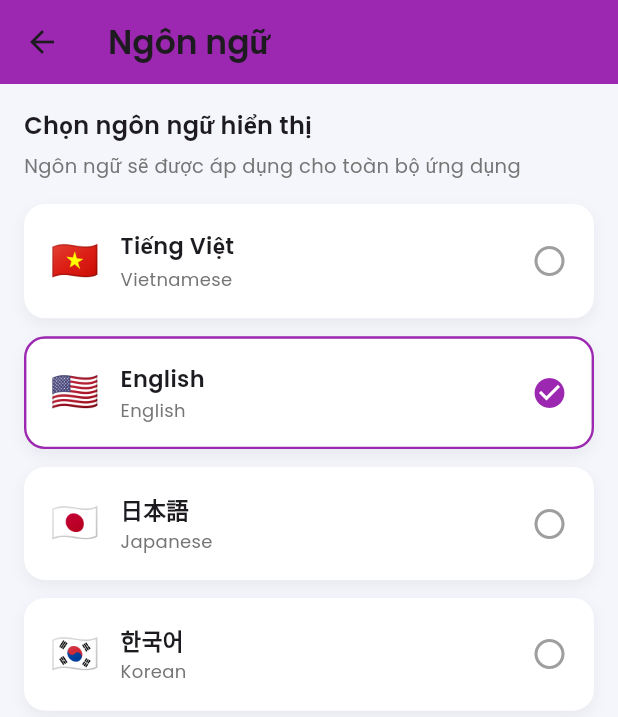
After one commit to thinlam/my-learning-plan, a Flutter app: the LanguagePage screen opened directly, after a tap on "🇺🇸", on a phone screen of 412 x 824 dp. The commit adds this screen. Shown: the top 717 px of the screen. Run offline on Flutter 3.47's test engine with Material 3 defaults, Android fonts, the light colour scheme and no system bars; our stand-ins replace cloud_firestore, firebase_auth, firebase_core, firebase_storage, google_fonts, shared_preferences; accounts and stored records are empty; network calls fail.

Commit message:
update LanguagePage vesion 1

```diff
--- /dev/null
+++ b/lib/core/locale/locale_provider.dart
@@ -0,0 +1,29 @@
+import 'package:flutter/material.dart';
+import 'package:shared_preferences/shared_preferences.dart';
+
+class LocaleProvider extends ChangeNotifier {
+  static const _key = 'app_locale';
+  Locale _locale = const Locale('vi');
+
+  Locale get locale => _locale;
+
+  LocaleProvider() {
+    _loadLocale();
+  }
+
+  Future<void> _loadLocale() async {
+    final prefs = await SharedPreferences.getInstance();
+    final code = prefs.getString(_key);
+    if (code != null) {
+      _locale = Locale(code);
+      notifyListeners();
+    }
+  }
+
+  Future<void> setLocale(String code) async {
+    _locale = Locale(code);
+    final prefs = await SharedPreferences.getInstance();
+    await prefs.setString(_key, code);
+    notifyListeners();
+  }
+}
--- a/lib/main.dart
+++ b/lib/main.dart
@@ -1,9 +1,12 @@
 import 'package:flutter/material.dart';
 import 'package:google_fonts/google_fonts.dart';
 import 'package:firebase_core/firebase_core.dart';
+import 'package:flutter_localizations/flutter_localizations.dart';
+import 'package:provider/provider.dart';
 
-import 'firebase_options.dart'; // ⭐ File auto tạo sau khi chạy flutterfire configure
-import 'auth/login_page.dart'; // ⭐ Trang login của em
+import 'firebase_options.dart';
+import 'auth/login_page.dart';
+import 'core/locale/locale_provider.dart';
 
 void main() async {
   WidgetsFlutterBinding.ensureInitialized();
@@ -11,7 +14,12 @@ void main() async {
   // ⭐ KHỞI TẠO FIREBASE
   await Firebase.initializeApp(options: DefaultFirebaseOptions.currentPlatform);
 
-  runApp(const MyApp());
+  runApp(
+    ChangeNotifierProvider(
+      create: (_) => LocaleProvider(),
+      child: const MyApp(),
+    ),
+  );
 }
 
 class MyApp extends StatelessWidget {
@@ -19,14 +27,33 @@ class MyApp extends StatelessWidget {
 
   @override
   Widget build(BuildContext context) {
+    final locale = context.watch<LocaleProvider>().locale;
+
     return MaterialApp(
       debugShowCheckedModeBanner: false,
       title: "StudyMate - Learning App",
+
+      // 🌍 ĐA NGÔN NGỮ
+      locale: locale,
+      supportedLocales: const [
+        Locale('vi'),
+        Locale('en'),
+        Locale('ja'),
+        Locale('ko'),
+      ],
+      localizationsDelegates: const [
+        GlobalMaterialLocalizations.delegate,
+        GlobalWidgetsLocalizations.delegate,
+        GlobalCupertinoLocalizations.delegate,
+      ],
+
       theme: ThemeData(
         scaffoldBackgroundColor: Colors.grey.shade100,
         primaryColor: Colors.teal,
         useMaterial3: true,
+        textTheme: GoogleFonts.poppinsTextTheme(),
       ),
+
       home: const SplashAnimation(), // ⭐ Splash → Login
     );
   }
@@ -69,8 +96,9 @@ class _SplashAnimationState extends State<SplashAnimation>
 
     _controller.forward();
 
-    // ⭐⭐ SAU 1.5 GIÂY → CHUYỂN SANG LOGIN ⭐⭐
+    // ⭐ SAU 1.5 GIÂY → LOGIN
     Future.delayed(const Duration(milliseconds: 1500), () {
+      if (!mounted) return;
       Navigator.pushReplacement(
         context,
         MaterialPageRoute(builder: (_) => const LoginPage()),
--- a/lib/screen/home/page/profile_page.dart
+++ b/lib/screen/home/page/profile_page.dart
@@ -7,8 +7,10 @@ import 'package:cloud_firestore/cloud_firestore.dart';
 import 'package:my_learning_plan/auth/change_password_page.dart';
 
 import 'package:my_learning_plan/auth/login_page.dart';
+import 'package:my_learning_plan/notification/notification_page.dart';
 import 'package:my_learning_plan/screen/home/Change_Password/change_password.dart';
 import 'package:my_learning_plan/screen/profile/edit_profile_page.dart';
+import 'package:my_learning_plan/screen/settings/language_page.dart';
 
 class ProfilePage extends StatefulWidget {
   const ProfilePage({super.key});
@@ -140,6 +142,7 @@ class _ProfilePageState extends State<ProfilePage>
         _buildStats(lessons, hours, certificates),
         const SizedBox(height: 20),
         _buildSectionTitle("Tài khoản"),
+        //Edit Profile & Change Password
         _buildTile(Icons.edit, "Chỉnh sửa hồ sơ", Colors.blue, () {
           Navigator.push(
             context,
@@ -152,12 +155,24 @@ class _ProfilePageState extends State<ProfilePage>
             MaterialPageRoute(builder: (_) => const ChangePassword()),
           );
         }),
-
+        //Notifications
         const SizedBox(height: 20),
         _buildSectionTitle("Cài đặt"),
-        _buildTile(Icons.notifications, "Thông báo", Colors.green, () {}),
-        _buildTile(Icons.language, "Ngôn ngữ", Colors.purple, () {}),
-        _buildTile(Icons.settings, "Cài đặt chung", Colors.grey, () {}),
+        _buildTile(Icons.notifications, "Thông báo", Colors.green, () {
+          Navigator.push(
+            context,
+            MaterialPageRoute(builder: (_) => const NotificationsPage()),
+          );
+        }),
+        //
+        _buildTile(Icons.language, "Ngôn ngữ", Colors.purple, () {
+          Navigator.push(
+            context,
+            MaterialPageRoute(builder: (_) => const LanguagePage()),
+          );
+        }),
+
+        _buildTile(Icons.dark_mode, "Chế độ tối", Colors.grey, () {}),
         const SizedBox(height: 20),
         _buildSectionTitle("Khác"),
         _buildTile(Icons.help_center, "Trung tâm hỗ trợ", Colors.indigo, () {}),
--- a/lib/screen/profile/edit_profile_page.dart
+++ b/lib/screen/profile/edit_profile_page.dart
@@ -82,9 +82,9 @@ class _EditProfilePageState extends State<EditProfilePage> {
   // =========================
   Widget _avatarItem(String url, bool isSelected) {
     return AnimatedScale(
-      scale: isSelected ? 1.02 : 1,
-      duration: const Duration(milliseconds: 140),
-      curve: Curves.easeOut,
+      scale: isSelected ? 1.02 : 1, // slight scale up if selected
+      duration: const Duration(milliseconds: 140), // quick animation
+      curve: Curves.easeOut, // smooth curve
       child: Stack(
         alignment: Alignment.center,
         children: [
--- /dev/null
+++ b/lib/screen/settings/language_page.dart
@@ -0,0 +1,153 @@
+import 'package:flutter/material.dart';
+// ignore: depend_on_referenced_packages
+import 'package:provider/provider.dart';
+import '../../core/locale/locale_provider.dart';
+
+class LanguagePage extends StatelessWidget {
+  const LanguagePage({super.key});
+
+  @override
+  Widget build(BuildContext context) {
+    final provider = context.watch<LocaleProvider>();
+    final current = provider.locale.languageCode;
+
+    return Scaffold(
+      backgroundColor: const Color(0xfff4f6fb),
+      appBar: AppBar(
+        elevation: 0,
+        title: const Text(
+          "Ngôn ngữ",
+          style: TextStyle(fontWeight: FontWeight.w600),
+        ),
+        backgroundColor: Colors.purple,
+      ),
+      body: Padding(
+        padding: const EdgeInsets.all(16),
+        child: Column(
+          crossAxisAlignment: CrossAxisAlignment.start,
+          children: [
+            const Text(
+              "Chọn ngôn ngữ hiển thị",
+              style: TextStyle(fontSize: 16, fontWeight: FontWeight.w600),
+            ),
+            const SizedBox(height: 6),
+            Text(
+              "Ngôn ngữ sẽ được áp dụng cho toàn bộ ứng dụng",
+              style: TextStyle(fontSize: 13, color: Colors.grey.shade600),
+            ),
+            const SizedBox(height: 16),
+
+            _languageTile(
+              context,
+              code: 'vi',
+              flag: '🇻🇳',
+              title: 'Tiếng Việt',
+              subtitle: 'Vietnamese',
+              current: current,
+            ),
+            _languageTile(
+              context,
+              code: 'en',
+              flag: '🇺🇸',
+              title: 'English',
+              subtitle: 'English',
+              current: current,
+            ),
+            _languageTile(
+              context,
+              code: 'ja',
+              flag: '🇯🇵',
+              title: '日本語',
+              subtitle: 'Japanese',
+              current: current,
+            ),
+            _languageTile(
+              context,
+              code: 'ko',
+              flag: '🇰🇷',
+              title: '한국어',
+              subtitle: 'Korean',
+              current: current,
+            ),
+          ],
+        ),
+      ),
+    );
+  }
+
+  Widget _languageTile(
+    BuildContext context, {
+    required String code,
+    required String flag,
+    required String title,
+    required String subtitle,
+    required String current,
+  }) {
+    final isSelected = code == current;
+
+    return InkWell(
+      onTap: () {
+        context.read<LocaleProvider>().setLocale(code);
+      },
+      borderRadius: BorderRadius.circular(14),
+      child: Container(
+        margin: const EdgeInsets.only(bottom: 12),
+        padding: const EdgeInsets.all(16),
+        decoration: BoxDecoration(
+          color: Colors.white,
+          borderRadius: BorderRadius.circular(14),
+          border: Border.all(
+            color: isSelected ? Colors.purple : Colors.transparent,
+            width: 1.6,
+          ),
+          boxShadow: [
+            BoxShadow(
+              color: Colors.black.withOpacity(0.05),
+              blurRadius: 8,
+              offset: const Offset(0, 4),
+            ),
+          ],
+        ),
+        child: Row(
+          children: [
+            Text(flag, style: const TextStyle(fontSize: 26)),
+            const SizedBox(width: 14),
+            Expanded(
+              child: Column(
+                crossAxisAlignment: CrossAxisAlignment.start,
+                children: [
+                  Text(
+                    title,
+                    style: const TextStyle(
+                      fontSize: 15,
+                      fontWeight: FontWeight.w600,
+                    ),
+                  ),
+                  const SizedBox(height: 2),
+                  Text(
+                    subtitle,
+                    style: TextStyle(fontSize: 12, color: Colors.grey.shade600),
+                  ),
+                ],
+              ),
+            ),
+            AnimatedSwitcher(
+              duration: const Duration(milliseconds: 250),
+              child: isSelected
+                  ? const Icon(
+                      Icons.check_circle,
+                      color: Colors.purple,
+                      key: ValueKey(true),
+                    )
+                  : const Icon(
+                      Icons.radio_button_unchecked,
+                      color: Colors.grey,
+                      key: ValueKey(false),
+                    ),
+            ),
+          ],
+        ),
+      ),
+    );
+  }
+}
--- a/pubspec.yaml
+++ b/pubspec.yaml
@@ -13,7 +13,9 @@ dependencies:
 
   cupertino_icons: ^1.0.8
   google_fonts: ^6.2.1
-
+  flutter_localizations:
+    sdk: flutter
+  shared_preferences: ^2.2.2
   # -------------------------
   # ⚡ Firebase core packages
   # -------------------------
@@ -22,6 +24,8 @@ dependencies:
   cloud_firestore: ^5.0.0
   image_picker: ^1.0.7
   firebase_storage: ^12.1.0
+  provider: ^6.1.5+1
+  cached_network_image: ^3.3.1
   # Nếu sau này muốn upload ảnh:
   # firebase_storage: ^12.0.0
 
```
Also changed, not shown: pubspec.lock, 1 other file.
